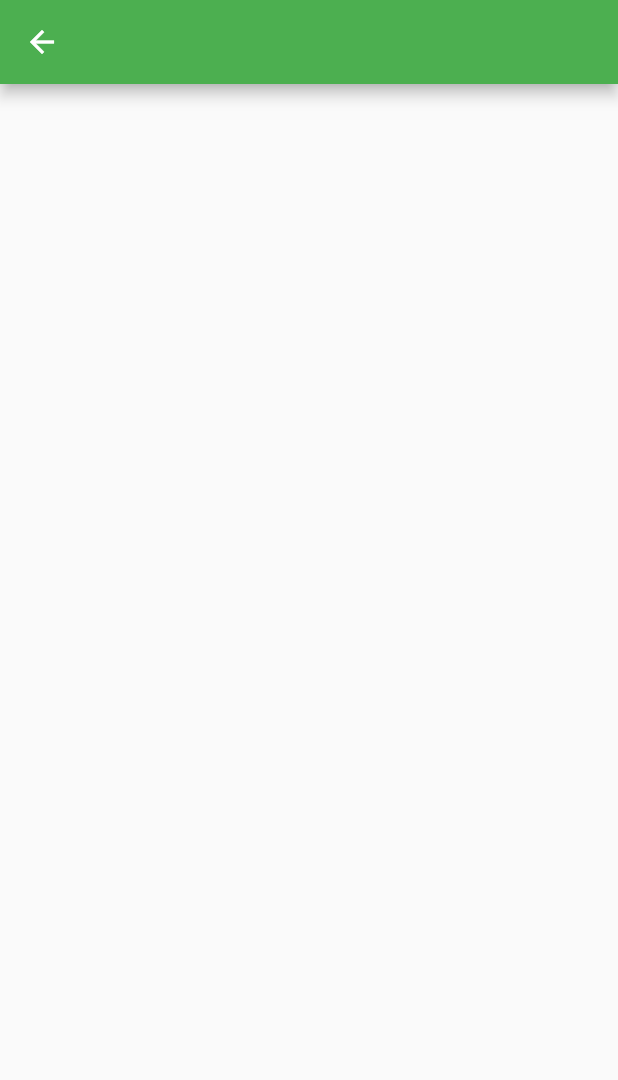
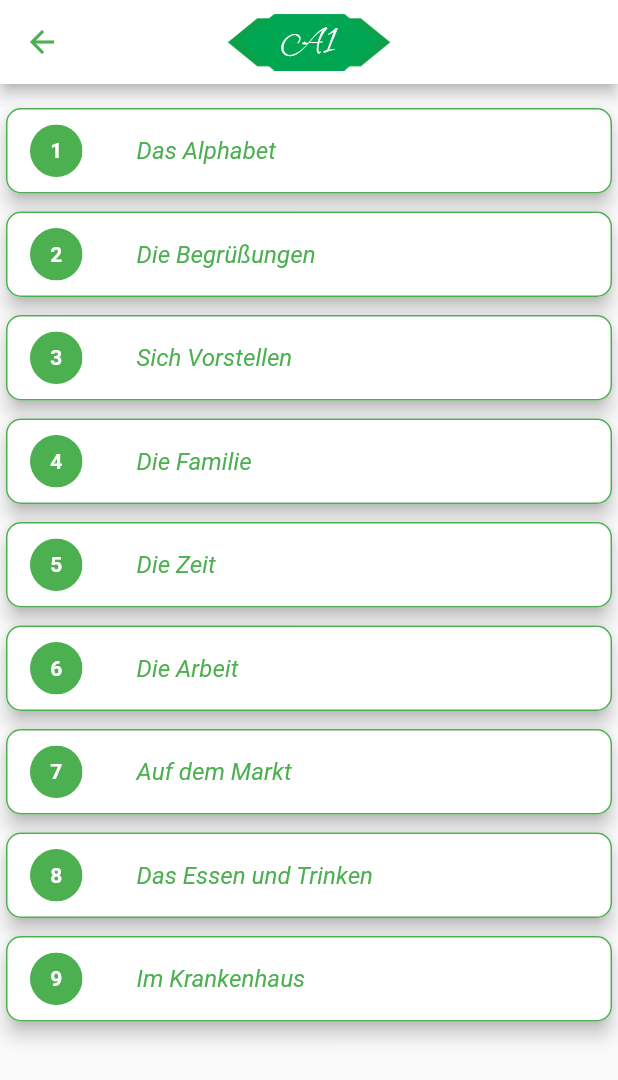
Before and after one commit to devmagatte/jangAlma, a Flutter app: the screen it shows after launch, after a tap on "A1", on a phone screen of 412 x 824 dp. Shown: the top 1080 px of the screen. Run offline on Flutter 3.47's test engine with Material 2 defaults, Android fonts, the phone set to English and light mode, and no system bars; drawn by our look-alikes of auto_animated.

Commit message:
list chapitre

```diff
--- a/lib/data/list_chapitres_a1.dart
+++ b/lib/data/list_chapitres_a1.dart
@@ -1,4 +1,4 @@
-const List<String> ListChapitresA1 = [
+const List<String> listChapitresA1 = [
   "Das Alphabet",
   "Die Begrüßungen",
   "Sich Vorstellen",
--- a/lib/main.dart
+++ b/lib/main.dart
@@ -18,7 +18,7 @@ class MyApp extends StatelessWidget {
       theme: ThemeData(
         primaryColor: Colors.green,
         appBarTheme: AppBarTheme(
-          backgroundColor: Colors.green,
+          backgroundColor: Colors.white,
         ),
       ),
       initialRoute: "$initRoute",
--- a/lib/ui/chapitres_a1/chapitresA1.dart
+++ b/lib/ui/chapitres_a1/chapitresA1.dart
@@ -1,3 +1,4 @@
+import 'package:cours_allemand/ui/chapitres_a1/list.dart';
 import 'package:flutter/material.dart';
 
 class ChapittreA1 extends StatefulWidget {
@@ -5,14 +6,81 @@ class ChapittreA1 extends StatefulWidget {
   ChapittreA1({this.title, Key? key}) : super(key: key);
 
   @override
-  _ChapittreA1State createState() => _ChapittreA1State();
+  _ChapittreA1State createState() => _ChapittreA1State(this.title);
 }
 
 class _ChapittreA1State extends State<ChapittreA1> {
+  final String? title;
+
+  _ChapittreA1State(this.title);
+
   @override
   Widget build(BuildContext context) {
     return Scaffold(
-      appBar: AppBar(),
+      appBar: AppBar(
+        centerTitle: true,
+        leading: Icon(
+          Icons.arrow_back,
+          color: Colors.green,
+        ),
+        title: _flexibleSpaceTitle(this.title),
+        // Text(
+        //   this.title!,
+        //   style: TextStyle(
+        //     color: Colors.green,
+        //   ),
+        // ),
+        // backgroundColor: Colors.white,
+      ),
+      body: ListBuilder(),
+    );
+  }
+
+  _flexibleSpaceTitle(String? text) {
+    return Container(
+      padding: EdgeInsets.symmetric(vertical: 2.5, horizontal: 35.0),
+      decoration: _boxeDecoration('image_logo.png'),
+      child: Padding(
+        padding: const EdgeInsets.symmetric(horizontal: 10.0),
+        child: _textWidget(
+          '$text',
+          color: Colors.white,
+          fontSize: 25.0,
+          fontFamily: "Ephesis",
+        ),
+      ),
+    );
+  }
+
+  BoxDecoration _boxeDecoration(
+    String imageName, {
+    ColorFilter? colorFilter,
+    BoxFit? fit,
+  }) {
+    return BoxDecoration(
+      image: DecorationImage(
+        colorFilter: colorFilter,
+        image: AssetImage('assert/images/$imageName'),
+        fit: fit,
+      ),
+    );
+  }
+
+  Text _textWidget(
+    String text, {
+    Color? color,
+    double? fontSize,
+    String? fontFamily,
+  }) {
+    return Text(
+      text,
+      style: TextStyle(
+        color: color,
+        fontSize: fontSize,
+        fontFamily: fontFamily,
+      ),
+      maxLines: 1,
+      textAlign: TextAlign.center,
     );
   }
 }
--- /dev/null
+++ b/lib/ui/chapitres_a1/list.dart
@@ -0,0 +1,71 @@
+import 'package:cours_allemand/data/list_chapitres_a1.dart';
+import 'package:cours_allemand/ui/chapitres_a1/utils.dart';
+import 'package:flutter/material.dart';
+import 'package:auto_animated/auto_animated.dart';
+
+class ListBuilder extends StatelessWidget {
+  @override
+  Widget build(BuildContext context) => Scaffold(
+        body: SafeArea(
+          child: Column(
+            children: <Widget>[
+              SizedBox(height: 10),
+              Expanded(
+                child: VerticalExample(),
+              ),
+            ],
+          ),
+        ),
+      );
+}
+
+class VerticalExample extends StatelessWidget {
+  @override
+  Widget build(BuildContext context) => LiveList(
+        showItemInterval: Duration(milliseconds: 150),
+        showItemDuration: Duration(milliseconds: 350),
+        // padding: EdgeInsets.all(16),
+        reAnimateOnVisibility: true,
+        scrollDirection: Axis.vertical,
+        itemCount: listChapitresA1.length,
+        itemBuilder: animationItemBuilder(
+            (index) => Card(
+                  shape: RoundedRectangleBorder(
+                    side: BorderSide(color: Colors.green, width: 1),
+                    borderRadius: BorderRadius.circular(10),
+                  ),
+                  elevation: 5,
+                  child: ListTile(
+                    leading: ClipOval(
+                      child: Container(
+                        width: 35,
+                        height: 35,
+                        color: Colors.green,
+                        child: Center(
+                          child: Text(
+                            '${index + 1}',
+                            style: TextStyle(
+                              color: Colors.white,
+                              fontWeight: FontWeight.bold,
+                            ),
+                          ),
+                        ),
+                      ),
+                    ),
+                    title: Container(
+                      child: Padding(
+                        padding: const EdgeInsets.all(15.0),
+                        child: Text(
+                          "${listChapitresA1[index]}",
+                          style: TextStyle(
+                            color: Colors.green,
+                            fontStyle: FontStyle.italic,
+                          ),
+                        ),
+                      ),
+                    ),
+                  ),
+                ),
+            padding: EdgeInsets.symmetric(vertical: 2)),
+      );
+}
--- a/pubspec.yaml
+++ b/pubspec.yaml
@@ -30,6 +30,7 @@ dependencies:
   cupertino_icons: ^1.0.2
   timelines: ^0.1.0
   google_fonts: ^2.1.0
+  auto_animated: ^3.0.0
 
 dev_dependencies:
   flutter_test:
```
Also changed, not shown: lib/ui/chapitres_a1/utils.dart (added, +101 -0 lines), pubspec.lock.
